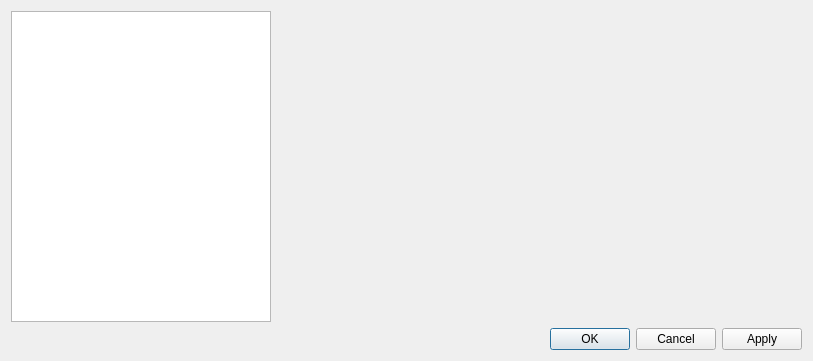
Qt form src/gui/dialogs/formsettings.ui (martinrotter/textosaurus) before a commit.
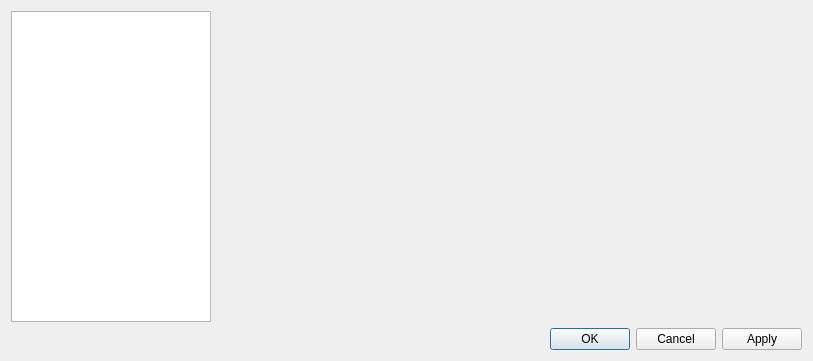
The same form after that commit.

Commit message: Smaller setting window.

Patch:
```diff
--- a/src/gui/dialogs/formsettings.ui
+++ b/src/gui/dialogs/formsettings.ui
@@ -18,13 +18,13 @@
     <widget class="QListWidget" name="m_listSettings">
      <property name="minimumSize">
       <size>
-       <width>260</width>
+       <width>200</width>
        <height>0</height>
       </size>
      </property>
      <property name="maximumSize">
       <size>
-       <width>260</width>
+       <width>200</width>
        <height>16777215</height>
       </size>
      </property>
```
